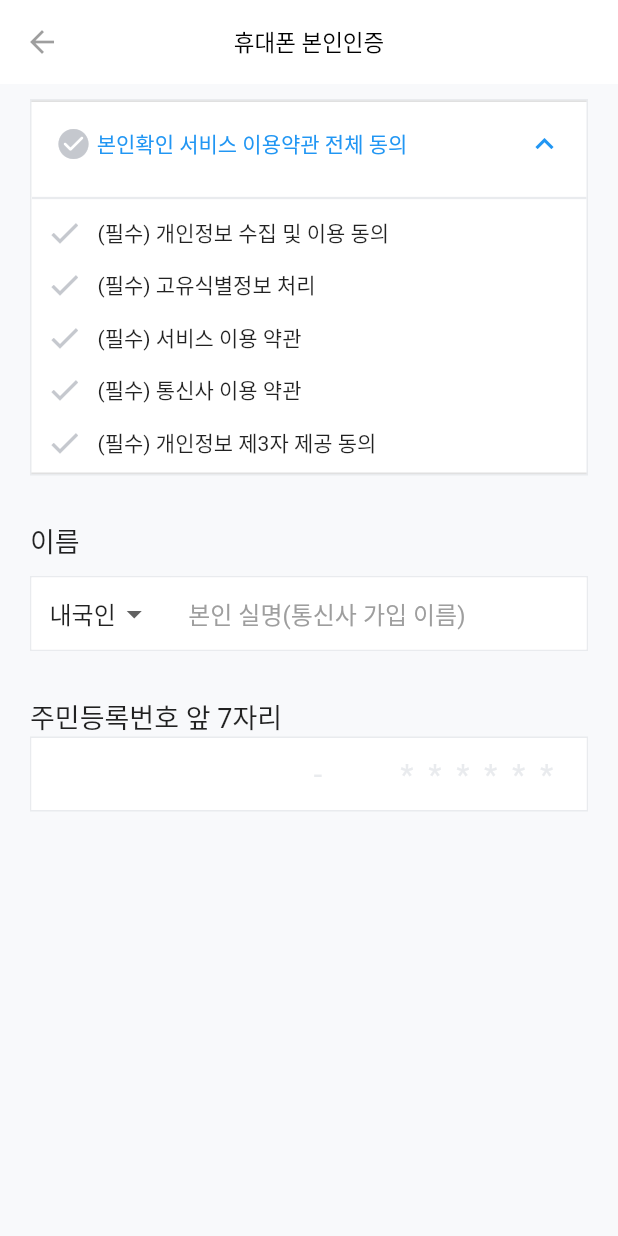
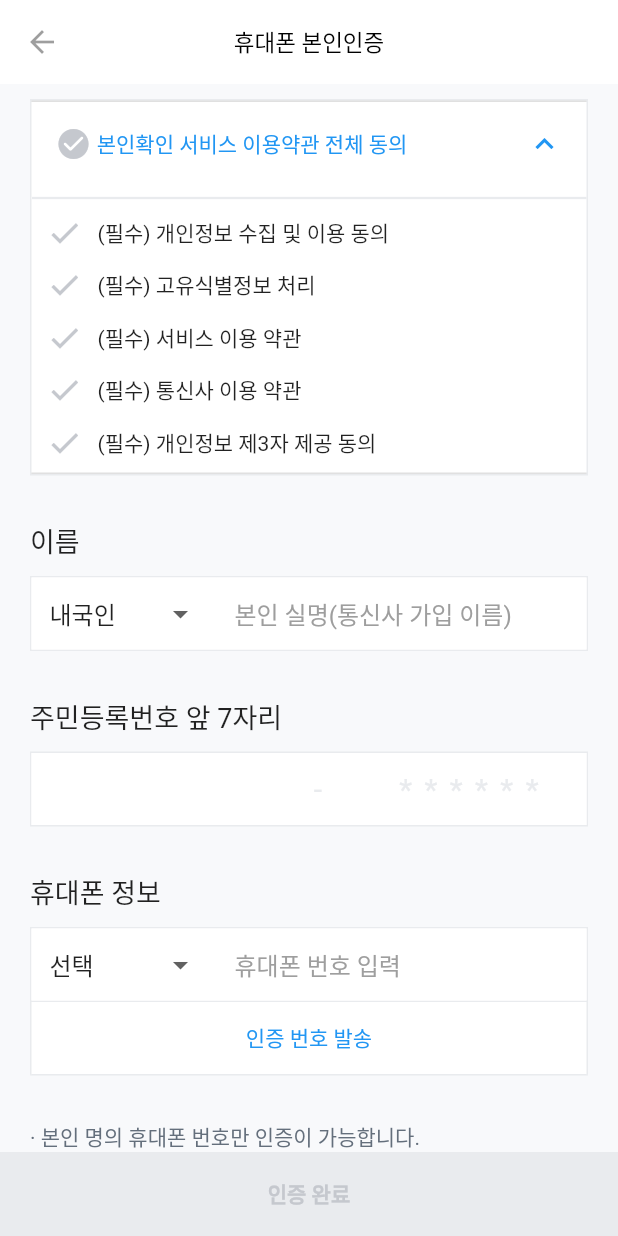
Before and after one commit to Seol-JY/socar-clone, a Flutter app: the screen it shows after launch, on a phone screen of 412 x 824 dp. Run offline on Flutter 3.47's test engine with Material 2 defaults, Android fonts, the phone set to English and light mode, and no system bars.

```diff
--- a/lib/screens/register_auth_page.dart
+++ b/lib/screens/register_auth_page.dart
@@ -1,7 +1,8 @@
 import 'package:flutter/material.dart';
+import 'package:flutter/services.dart';
 import 'package:socar/widgets/app_bar.dart';
 import 'package:socar/widgets/register_page/term_agreement.dart';
-import 'package:socar/widgets/register_page/name_input_widget.dart';
+import 'package:socar/widgets/register_page/dropdown_text_field_in_row.dart';
 import 'package:socar/widgets/register_page/security_number_input.dart';
 
 class RegisterAuthPage extends StatefulWidget {
@@ -14,6 +15,9 @@ class RegisterAuthPage extends StatefulWidget {
 }
 
 class RegisterAuthPageState extends State<RegisterAuthPage> {
+  bool isAuthCompleted = false;
+  bool isAuthStarted = false;
+
   @override
   Widget build(BuildContext context) {
     return Scaffold(
@@ -21,41 +25,167 @@ class RegisterAuthPageState extends State<RegisterAuthPage> {
       appBar: CustomAppBar(
         titleText: "휴대폰 본인인증",
       ),
-      body: const SingleChildScrollView(
+      body: SingleChildScrollView(
         child: Padding(
-            padding: EdgeInsets.symmetric(
+            padding: const EdgeInsets.symmetric(
               vertical: 10,
               horizontal: 20,
             ),
             child: Column(
               crossAxisAlignment: CrossAxisAlignment.start,
               children: [
-                TermAgreementBoxWidget(),
-                SizedBox(
+                const TermAgreementBoxWidget(),
+                const SizedBox(
                   height: 30,
                 ),
-                Text(
+                const Text(
                   "이름",
                   style: TextStyle(
                     fontSize: 18,
                   ),
                 ),
-                SizedBox(
+                const SizedBox(
                   height: 10,
                 ),
-                NameInputWidget(),
-                SizedBox(
+                DropDownTextFieldInRowWidget(
+                  selectedDropdown: "내국인",
+                  dropdownList: const ["내국인", "외국인"],
+                  helperText: "본인 실명(통신사 가입 이름)",
+                ),
+                const SizedBox(
                   height: 30,
                 ),
-                Text(
+                const Text(
                   "주민등록번호 앞 7자리",
                   style: TextStyle(
                     fontSize: 18,
                   ),
                 ),
-                SecureNumberInputWidget(),
+                const SizedBox(
+                  height: 10,
+                ),
+                const SecureNumberInputWidget(),
+                const SizedBox(
+                  height: 30,
+                ),
+                const Text(
+                  "휴대폰 정보",
+                  style: TextStyle(
+                    fontSize: 18,
+                  ),
+                ),
+                const SizedBox(
+                  height: 10,
+                ),
+                DropDownTextFieldInRowWidget(
+                  selectedDropdown: "선택",
+                  dropdownList: const ["선택", "SKT", "LG+", "KT", "알뜰폰"],
+                  helperText: "휴대폰 번호 입력",
+                  inputFormatter: FilteringTextInputFormatter.digitsOnly,
+                  textInputType: TextInputType.number,
+                ),
+                Container(
+                  decoration: const BoxDecoration(
+                      color: Colors.white,
+                      border: Border(
+                        left: BorderSide(
+                          color: Color(0xffe9ebee),
+                        ),
+                        right: BorderSide(
+                          color: Color(0xffe9ebee),
+                        ),
+                        bottom: BorderSide(
+                          color: Color(0xffe9ebee),
+                        ),
+                      )),
+                  child: Row(
+                    children: [
+                      Expanded(
+                        child: TextButton(
+                          child: Text(isAuthStarted ? "재전송" : "인증 번호 발송"),
+                          onPressed: () {
+                            setState(() {
+                              isAuthStarted = true;
+                            });
+                          },
+                        ),
+                      ),
+                    ],
+                  ),
+                ),
+                Visibility(
+                  visible: isAuthStarted,
+                  child: Column(
+                    children: [
+                      const SizedBox(
+                        height: 20,
+                      ),
+                      Container(
+                        decoration: BoxDecoration(
+                          border: Border.all(
+                            color: const Color(0xffe9ebee),
+                          ),
+                        ),
+                        child: Row(
+                          children: [
+                            Expanded(
+                                flex: 2,
+                                child: TextField(
+                                  inputFormatters: [
+                                    FilteringTextInputFormatter.digitsOnly
+                                  ],
+                                  keyboardType: TextInputType.number,
+                                  decoration: const InputDecoration(
+                                    filled: true,
+                                    fillColor: Colors.white,
+                                    hoverColor: Colors.white,
+                                    border: InputBorder.none,
+                                    hintStyle: TextStyle(
+                                        color:
+                                            Colors.grey), // placeholder 텍스트 스타일
+                                  ),
+                                ))
+                          ],
+                        ),
+                      ),
+                    ],
+                  ),
+                ),
+                const SizedBox(
+                  height: 30,
+                ),
+                const Text(
+                  "· 본인 명의 휴대폰 번호만 인증이 가능합니다.",
+                  style: TextStyle(color: Color(0xff646f7c)),
+                ),
+                const SizedBox(height: 5),
+                const Text("· 휴대폰 본인인증은 나이스평가정보(주)에서 제공하는 서비스입니다.",
+                    style: TextStyle(color: Color(0xff646f7c)))
               ],
             )),
+      ),
+      bottomNavigationBar: Material(
+        color:
+            isAuthCompleted ? const Color(0xff00b8ff) : const Color(0xffe9ebee),
+        child: InkWell(
+          onTap: () {
+            //print('called on tap');
+          },
+          child: SizedBox(
+            height: kToolbarHeight,
+            width: double.infinity,
+            child: Center(
+              child: Text(
+                '인증 완료',
+                style: TextStyle(
+                  fontWeight: FontWeight.bold,
+                  color:
+                      isAuthCompleted ? Colors.white : const Color(0xffc5c8ce),
+                ),
+              ),
+            ),
+          ),
+        ),
       ),
     );
   }
--- /dev/null
+++ b/lib/widgets/register_page/dropdown_text_field_in_row.dart
@@ -0,0 +1,86 @@
+import 'package:flutter/material.dart';
+import 'package:flutter/services.dart';
+
+class DropDownTextFieldInRowWidget extends StatefulWidget {
+  String selectedDropdown;
+  List<String> dropdownList;
+  String? helperText;
+  TextInputFormatter? inputFormatter;
+  TextInputType? textInputType;
+
+  DropDownTextFieldInRowWidget(
+      {Key? key,
+      required this.selectedDropdown,
+      required this.dropdownList,
+      this.inputFormatter,
+      this.textInputType,
+      this.helperText})
+      : super(key: key);
+
+  @override
+  State<StatefulWidget> createState() {
+    return _DropDownTextFieldInRowState();
+  }
+}
+
+class _DropDownTextFieldInRowState extends State<DropDownTextFieldInRowWidget> {
+  @override
+  Widget build(BuildContext context) {
+    List<TextInputFormatter> formatters = [];
+
+    if (widget.inputFormatter != null) {
+      formatters.add(widget.inputFormatter!);
+    }
+
+    return Container(
+      decoration: BoxDecoration(
+        color: Colors.white, // 배경색을 흰색으로 설정
+        border: Border.all(
+          color: const Color(0xffe9ebee),
+        ),
+      ),
+      child: Row(
+        children: [
+          Expanded(
+            flex: 1,
+            child: DropdownButtonFormField<String>(
+              value: widget.selectedDropdown, // 현재 선택된 값
+              onChanged: (String? newValue) {
+                setState(() {
+                  widget.selectedDropdown = newValue ?? '내국인';
+                });
+              },
+              items: widget.dropdownList
+                  .map<DropdownMenuItem<String>>((String value) {
+                return DropdownMenuItem<String>(
+                  value: value,
+                  child: Text(value),
+                );
+              }).toList(),
+              decoration: const InputDecoration(
+                filled: true,
+                fillColor: Colors.white,
+                border: InputBorder.none,
+              ),
+            ),
+          ),
+          Expanded(
+              flex: 2,
+              child: TextField(
+                inputFormatters: formatters,
+                keyboardType: widget.textInputType,
+                decoration: InputDecoration(
+                  filled: true,
+                  fillColor: Colors.white,
+                  hoverColor: Colors.white,
+                  border: InputBorder.none,
+                  hintText: widget.helperText, // placeholder 텍스트
+                  hintStyle: const TextStyle(
+                      color: Colors.grey), // placeholder 텍스트 스타일
+                ),
+              ))
+        ],
+      ),
+    );
+  }
+}
--- a/lib/widgets/register_page/name_input_widget.dart
+++ /dev/null
@@ -1,65 +0,0 @@
-import 'package:flutter/material.dart';
-
-class NameInputWidget extends StatefulWidget {
-  const NameInputWidget({Key? key}) : super(key: key);
-
-  @override
-  State<StatefulWidget> createState() {
-    return _NameInputState();
-  }
-}
-
-class _NameInputState extends State<NameInputWidget> {
-  String selectedDropdown = '내국인';
-  List<String> dropdownList = ["내국인", "외국인"];
-  @override
-  Widget build(BuildContext context) {
-    return Container(
-      decoration: BoxDecoration(
-        color: Colors.white, // 배경색을 흰색으로 설정
-        border: Border.all(
-          color: const Color(0xffe9ebee),
-        ),
-      ),
-      child: Row(
-        children: [
-          Expanded(
-            flex: 1,
-            child: DropdownButtonFormField<String>(
-              value: selectedDropdown, // 현재 선택된 값
-              onChanged: (String? newValue) {
-                setState(() {
-                  selectedDropdown = newValue ?? 'Option 1';
-                });
-              },
-              items: dropdownList.map<DropdownMenuItem<String>>((String value) {
-                return DropdownMenuItem<String>(
-                  value: value,
-                  child: Text(value),
-                );
-              }).toList(),
-              decoration: const InputDecoration(
-                filled: true,
-                fillColor: Colors.white,
-                border: InputBorder.none,
-              ),
-            ),
-          ),
-          const Expanded(
-              flex: 3,
-              child: TextField(
-                decoration: InputDecoration(
-                  filled: true,
-                  fillColor: Colors.white,
-                  hoverColor: Colors.white,
-                  border: InputBorder.none,
-                  hintText: '본인 실명(통신사 가입 이름)', // placeholder 텍스트
-                  hintStyle:
-                      TextStyle(color: Colors.grey), // placeholder 텍스트 스타일
-                ),
-              ))
-        ],
-      ),
-    );
-  }
-}
--- a/lib/widgets/register_page/security_number_input.dart
+++ b/lib/widgets/register_page/security_number_input.dart
@@ -20,12 +20,14 @@ class _SecureNumberInputState extends State<SecureNumberInputWidget> {
             color: const Color(0xffe9ebee),
           ),
         ),
-        child: const Row(
+        child: Row(
           children: [
             Expanded(
               flex: 10,
               child: TextField(
-                decoration: InputDecoration(
+                inputFormatters: [FilteringTextInputFormatter.digitsOnly],
+                keyboardType: TextInputType.number,
+                decoration: const InputDecoration(
                   filled: true,
                   fillColor: Colors.white,
                   hoverColor: Colors.white,
@@ -35,10 +37,9 @@ class _SecureNumberInputState extends State<SecureNumberInputWidget> {
                 maxLength: 6,
               ),
             ),
-            Expanded(
+            const Expanded(
               flex: 1,
               child: Center(
-                // 또는 Align 사용
                 child: TextField(
                   decoration: InputDecoration(
                     filled: true,
@@ -58,7 +59,9 @@ class _SecureNumberInputState extends State<SecureNumberInputWidget> {
             Expanded(
               flex: 2,
               child: TextField(
-                decoration: InputDecoration(
+                inputFormatters: [FilteringTextInputFormatter.digitsOnly],
+                keyboardType: TextInputType.number,
+                decoration: const InputDecoration(
                     filled: true,
                     fillColor: Colors.white,
                     hoverColor: Colors.white,
@@ -70,7 +73,6 @@ class _SecureNumberInputState extends State<SecureNumberInputWidget> {
             Expanded(
               flex: 8,
               child: Center(
-                // 또는 Align 사용
                 child: TextField(
                   decoration: InputDecoration(
                     filled: true,
@@ -81,8 +83,8 @@ class _SecureNumberInputState extends State<SecureNumberInputWidget> {
                     hintStyle: TextStyle(
                         fontSize: 20,
                         textBaseline: TextBaseline.ideographic,
-                        letterSpacing: 10.0,
-                        color: Color(0xffe9ebee)),
+                        letterSpacing: MediaQuery.of(context).size.width * 0.02,
+                        color: const Color(0xffe9ebee)),
                   ),
                   readOnly: true,
                 ),
```
